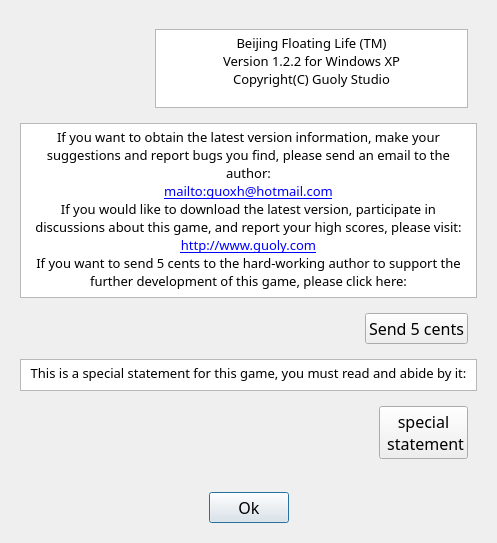
This is form/about.ui in soda92/beijing_fushengji_rewrite as Qt 5 draws it before an edit. The edited form follows.
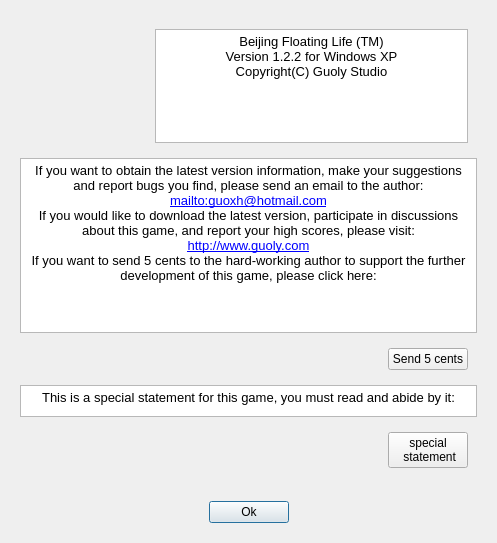
This is the edited form. Icons and pictures are not drawn.

Diff of the .ui file:
```diff
--- a/form/about.ui
+++ b/form/about.ui
@@ -13,11 +13,6 @@
   <property name="windowTitle">
    <string>Beijing Floating Life</string>
   </property>
-  <property name="styleSheet">
-   <string notr="true">QLabel, QPushButton, QTextBrowser, QGroupBox, QTextEdit, QRadioButton {
-                font: 12pt MiSans;
-            }</string>
-  </property>
   <layout class="QVBoxLayout" name="verticalLayout">
    <item>
     <widget class="QWidget" name="widget_2" native="true">
```
